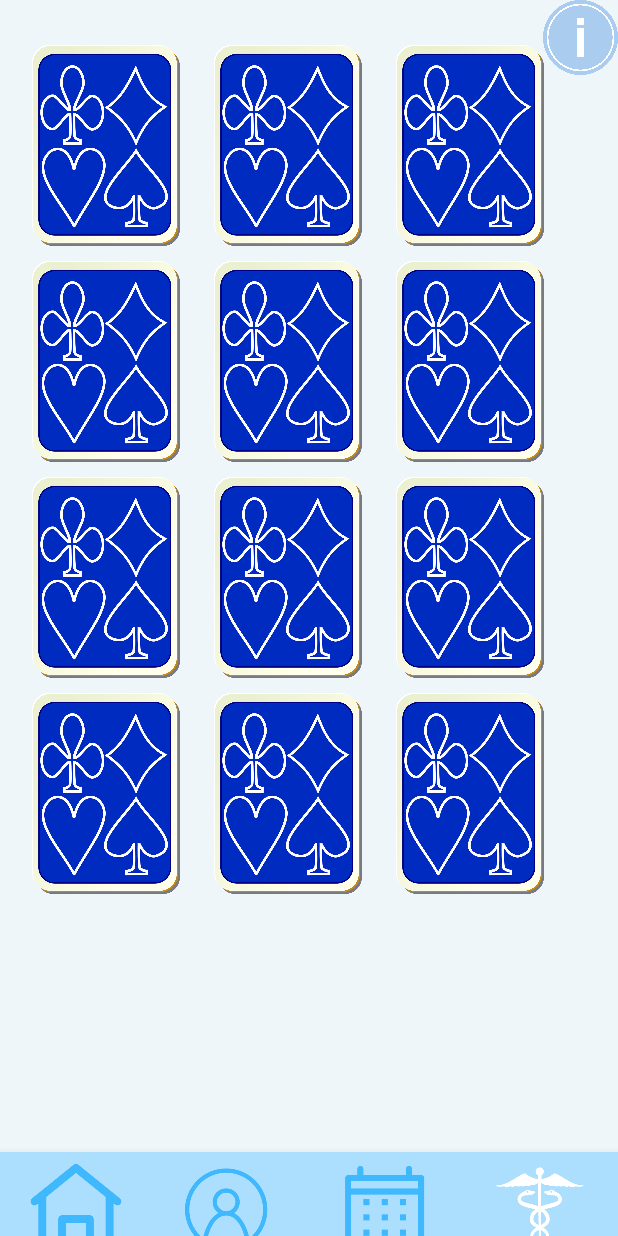
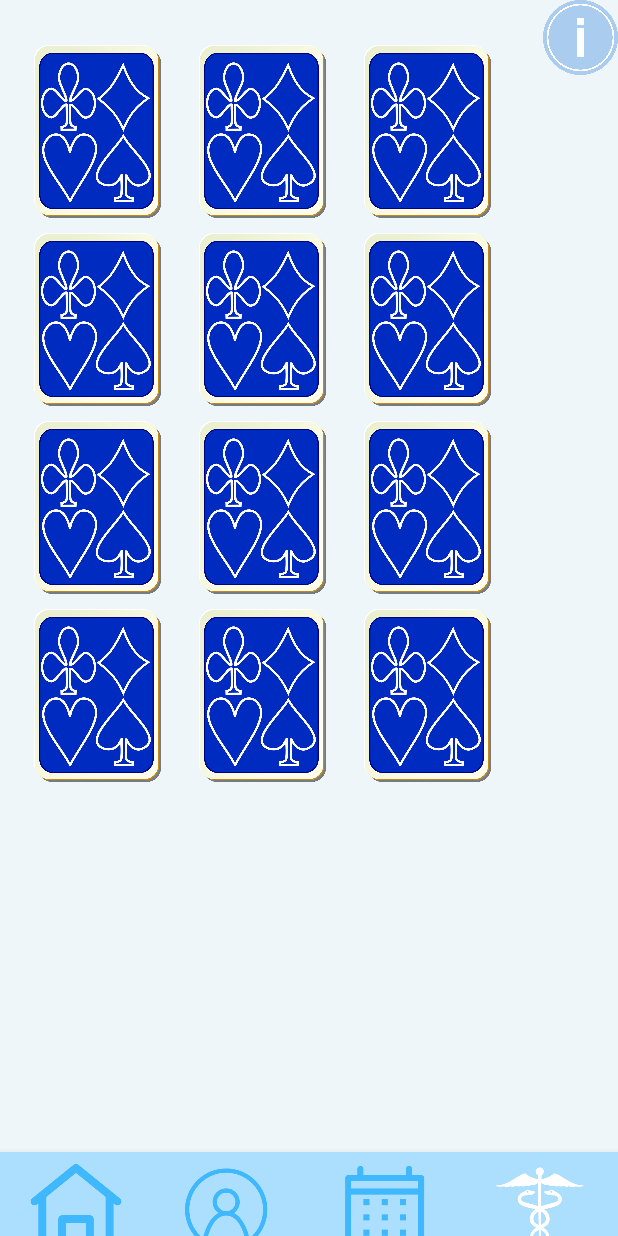
Before and after one commit to AlexaBaxter/StrokeApp, an Android app: the CardGameActivity screen opened directly, with no data from a screen before it, on a phone screen of 412 x 824 dp. Run offline under Robolectric (Android 15) with nearby library versions, the phone set to English and light mode, and no system bars.

Commit message:
fixed layout

```diff
--- a/app/src/main/AndroidManifest.xml
+++ b/app/src/main/AndroidManifest.xml
@@ -23,12 +23,12 @@
         <activity android:name=".RehabActivity" />
         <activity android:name=".WalkingActivity" />
         <activity android:name=".ArmActivity" />
-        <activity android:name=".EmergencyActivity" />
+        <activity android:name=".EmergencyActivity"
+            android:windowSoftInputMode="adjustNothing" />
         <activity android:name=".MentalActivity" />
         <activity android:name=".CalendarActivity" />
         <activity android:name=".ProfileActivity"
-            android:windowSoftInputMode="adjustNothing" >
-        </activity>
+            android:windowSoftInputMode="adjustNothing" />
         <activity android:name=".MemoryActivity" />
         <activity android:name=".LocationActivity" />
         <activity android:name=".MemoryGamesActivity" />
--- a/app/src/main/res/layout/activity_card_game.xml
+++ b/app/src/main/res/layout/activity_card_game.xml
@@ -39,13 +39,12 @@ matched."
 
     <ImageButton
         android:id="@+id/b1"
-        android:layout_width="101dp"
-        android:layout_height="134dp"
+        android:layout_width="90dp"
+        android:layout_height="115dp"
         android:layout_marginStart="20dp"
-        android:layout_marginLeft="20dp"
         android:layout_marginTop="30dp"
+        android:background="#00000000"
         android:scaleType="fitCenter"
-        android:background="#00000000"
         android:text="Button"
         app:layout_constraintStart_toStartOf="parent"
         app:layout_constraintTop_toTopOf="parent"
@@ -53,12 +52,11 @@ matched."
 
     <ImageButton
         android:id="@+id/b2"
-        android:layout_width="101dp"
+        android:layout_width="90dp"
+        android:layout_height="115dp"
+        android:layout_marginStart="20dp"
+        android:layout_marginTop="30dp"
         android:background="#00000000"
-        android:layout_height="134dp"
-        android:layout_marginStart="20dp"
-        android:layout_marginLeft="20dp"
-        android:layout_marginTop="30dp"
         android:scaleType="fitCenter"
         android:text="Button"
         app:layout_constraintStart_toEndOf="@+id/b1"
@@ -67,12 +65,11 @@ matched."
 
     <ImageButton
         android:id="@+id/b3"
-        android:layout_width="101dp"
+        android:layout_width="90dp"
+        android:layout_height="115dp"
+        android:layout_marginStart="20dp"
+        android:layout_marginTop="30dp"
         android:background="#00000000"
-        android:layout_height="134dp"
-        android:layout_marginStart="20dp"
-        android:layout_marginLeft="20dp"
-        android:layout_marginTop="30dp"
         android:scaleType="fitCenter"
         android:text="Button"
         app:layout_constraintStart_toEndOf="@+id/b2"
@@ -81,12 +78,11 @@ matched."
 
     <ImageButton
         android:id="@+id/b4"
-        android:layout_width="101dp"
+        android:layout_width="90dp"
+        android:layout_height="115dp"
+        android:layout_marginStart="20dp"
+        android:layout_marginTop="10dp"
         android:background="#00000000"
-        android:layout_height="134dp"
-        android:layout_marginStart="20dp"
-        android:layout_marginLeft="20dp"
-        android:layout_marginTop="10dp"
         android:scaleType="fitCenter"
         android:text="Button"
         app:layout_constraintStart_toStartOf="parent"
@@ -95,12 +91,11 @@ matched."
 
     <ImageButton
         android:id="@+id/b5"
-        android:layout_width="101dp"
+        android:layout_width="90dp"
+        android:layout_height="115dp"
+        android:layout_marginStart="20dp"
+        android:layout_marginTop="10dp"
         android:background="#00000000"
-        android:layout_height="134dp"
-        android:layout_marginStart="20dp"
-        android:layout_marginLeft="20dp"
-        android:layout_marginTop="10dp"
         android:scaleType="fitCenter"
         android:text="Button"
         app:layout_constraintStart_toEndOf="@+id/b4"
@@ -109,12 +104,11 @@ matched."
 
     <ImageButton
         android:id="@+id/b6"
-        android:layout_width="101dp"
-        android:layout_height="134dp"
+        android:layout_width="90dp"
+        android:layout_height="115dp"
+        android:layout_marginStart="20dp"
+        android:layout_marginTop="10dp"
         android:background="#00000000"
-        android:layout_marginStart="20dp"
-        android:layout_marginLeft="20dp"
-        android:layout_marginTop="10dp"
         android:scaleType="fitCenter"
         android:text="Button"
         app:layout_constraintStart_toEndOf="@+id/b5"
@@ -123,12 +117,11 @@ matched."
 
     <ImageButton
         android:id="@+id/b7"
-        android:layout_width="101dp"
-        android:layout_height="134dp"
+        android:layout_width="90dp"
+        android:layout_height="115dp"
+        android:layout_marginStart="20dp"
+        android:layout_marginTop="10dp"
         android:background="#00000000"
-        android:layout_marginStart="20dp"
-        android:layout_marginLeft="20dp"
-        android:layout_marginTop="10dp"
         android:scaleType="fitCenter"
         android:text="Button"
         app:layout_constraintStart_toStartOf="parent"
@@ -137,12 +130,11 @@ matched."
 
     <ImageButton
         android:id="@+id/b8"
-        android:layout_width="101dp"
+        android:layout_width="90dp"
+        android:layout_height="115dp"
+        android:layout_marginStart="20dp"
+        android:layout_marginTop="10dp"
         android:background="#00000000"
-        android:layout_height="134dp"
-        android:layout_marginStart="20dp"
-        android:layout_marginLeft="20dp"
-        android:layout_marginTop="10dp"
         android:scaleType="fitCenter"
         android:text="Button"
         app:layout_constraintStart_toEndOf="@+id/b7"
@@ -151,12 +143,11 @@ matched."
 
     <ImageButton
         android:id="@+id/b9"
-        android:layout_width="101dp"
-        android:layout_height="134dp"
+        android:layout_width="90dp"
+        android:layout_height="115dp"
+        android:layout_marginStart="20dp"
+        android:layout_marginTop="10dp"
         android:background="#00000000"
-        android:layout_marginStart="20dp"
-        android:layout_marginLeft="20dp"
-        android:layout_marginTop="10dp"
         android:scaleType="fitCenter"
         android:text="Button"
         app:layout_constraintStart_toEndOf="@+id/b8"
@@ -165,10 +156,9 @@ matched."
 
     <ImageButton
         android:id="@+id/b10"
-        android:layout_width="101dp"
-        android:layout_height="134dp"
+        android:layout_width="90dp"
+        android:layout_height="115dp"
         android:layout_marginStart="20dp"
-        android:layout_marginLeft="20dp"
         android:layout_marginTop="10dp"
         android:background="#00000000"
         android:scaleType="fitCenter"
@@ -179,10 +169,9 @@ matched."
 
     <ImageButton
         android:id="@+id/b11"
-        android:layout_width="101dp"
-        android:layout_height="134dp"
+        android:layout_width="90dp"
+        android:layout_height="115dp"
         android:layout_marginStart="20dp"
-        android:layout_marginLeft="20dp"
         android:layout_marginTop="10dp"
         android:background="#00000000"
         android:scaleType="fitCenter"
@@ -193,17 +182,16 @@ matched."
 
     <ImageButton
         android:id="@+id/b12"
-        android:layout_width="101dp"
-        android:layout_height="134dp"
+        android:layout_width="90dp"
+        android:layout_height="115dp"
         android:layout_marginStart="20dp"
-        android:layout_marginLeft="20dp"
         android:layout_marginTop="10dp"
         android:background="#00000000"
         android:scaleType="fitCenter"
         android:text="Button"
         app:layout_constraintStart_toEndOf="@+id/b11"
         app:layout_constraintTop_toBottomOf="@+id/b9"
-        app:srcCompat="@drawable/cardback"/>
+        app:srcCompat="@drawable/cardback" />
 
     <com.google.android.material.bottomnavigation.BottomNavigationView
         android:layout_width="match_parent"
--- a/app/src/main/res/layout/activity_emergency.xml
+++ b/app/src/main/res/layout/activity_emergency.xml
@@ -330,6 +330,7 @@
                     android:fontFamily="@font/lovelo"
                     android:text="Button"
                     android:textSize="14sp"
+                    android:visibility="invisible"
                     app:backgroundTint="@color/blue" />
 
                 <Button
@@ -342,6 +343,7 @@
                     android:fontFamily="@font/lovelo"
                     android:text="Button"
                     android:textSize="14sp"
+                    android:visibility="invisible"
                     app:backgroundTint="@color/blue" />
 
                 <Button
@@ -355,6 +357,7 @@
                     android:text="Button"
                     android:textColorHint="@color/white"
                     android:textSize="14sp"
+                    android:visibility="invisible"
                     app:backgroundTint="@color/blue" />
 
             </RelativeLayout>
--- a/app/src/main/res/layout/activity_location.xml
+++ b/app/src/main/res/layout/activity_location.xml
@@ -13,9 +13,9 @@
         android:layout_height="wrap_content"
         android:layout_marginTop="16dp"
         android:layout_marginEnd="16dp"
-        android:background="@color/blue"
+        android:fontFamily="@font/lovelo"
         android:text="Back"
-        app:backgroundTint="@color/blue"
+        app:backgroundTint="@color/darkCoral"
         app:layout_constraintEnd_toEndOf="parent"
         app:layout_constraintTop_toTopOf="parent" />
 
--- a/app/src/main/res/layout/activity_object_identifier.xml
+++ b/app/src/main/res/layout/activity_object_identifier.xml
@@ -23,8 +23,9 @@
         android:layout_height="wrap_content"
         android:layout_marginTop="16dp"
         android:layout_marginEnd="16dp"
+        android:fontFamily="@font/lovelo"
         android:text="Back"
-        app:backgroundTint="@color/blue"
+        app:backgroundTint="@color/darkCoral"
         app:layout_constraintEnd_toEndOf="parent"
         app:layout_constraintTop_toTopOf="parent" />
 
@@ -73,7 +74,7 @@
             android:layout_marginTop="20dp"
             android:background="@color/lightPink"
             android:text="Take picture"
-            android:textColor="@color/coral"
+            android:textColor="@color/darkCoral"
             app:backgroundTint="@color/lightPink" />
     </LinearLayout>
 
--- a/app/src/main/res/layout/activity_speech_sound.xml
+++ b/app/src/main/res/layout/activity_speech_sound.xml
@@ -12,8 +12,12 @@
         android:layout_width="wrap_content"
         android:layout_height="wrap_content"
         android:layout_marginTop="250dp"
+        android:gravity="center"
+        android:paddingStart="20dp"
+        android:paddingEnd="20dp"
         android:text="Practice speaking each word, then check if your pronounciation is correct."
         app:layout_constraintBottom_toTopOf="@+id/soundTitle"
+        app:layout_constraintEnd_toEndOf="parent"
         app:layout_constraintStart_toStartOf="parent"
         app:layout_constraintTop_toTopOf="parent" />
 
```
Also changed, not shown: app/src/main/res/layout/activity_mental.xml (+42 -28 lines).
